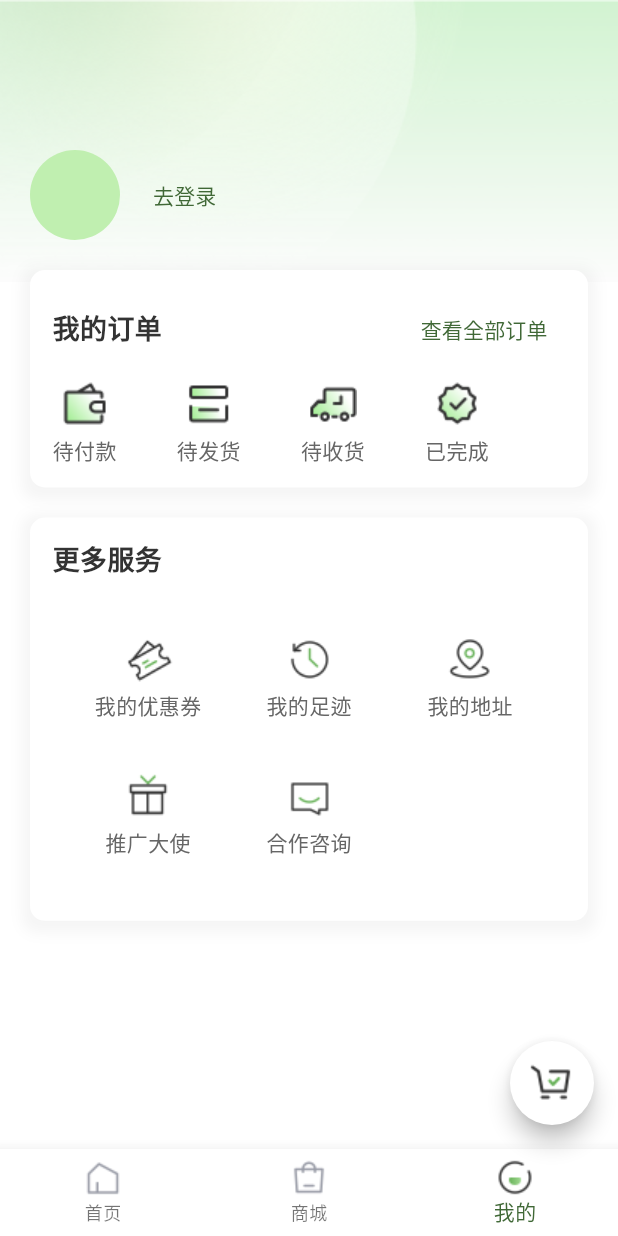
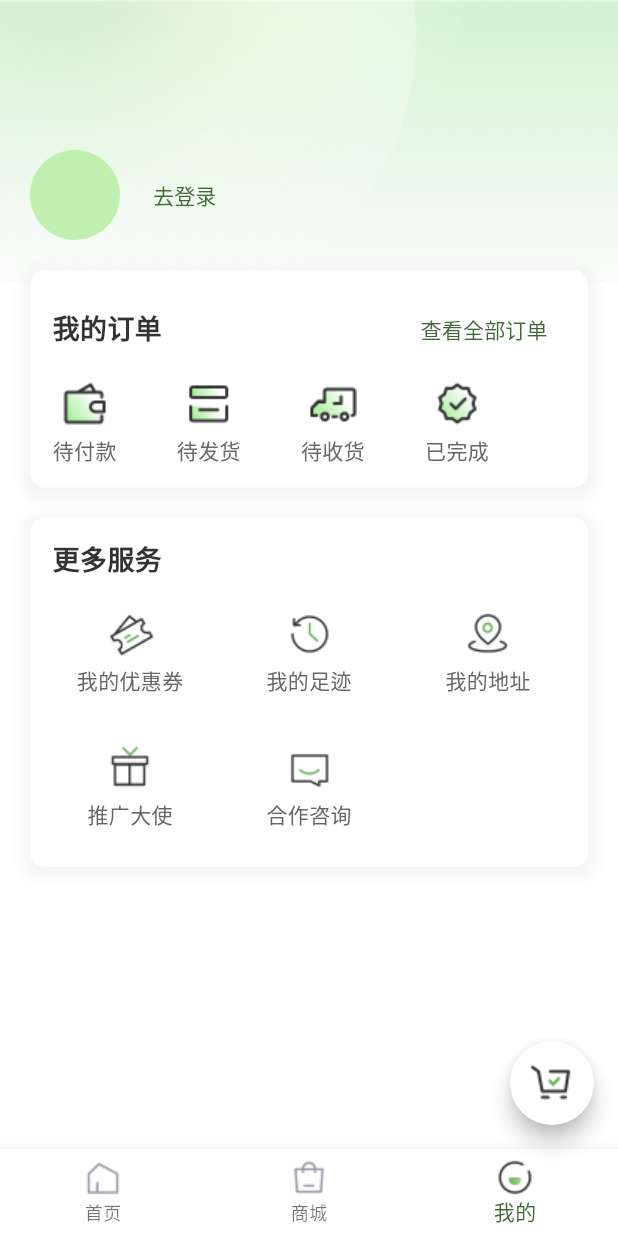
Before and after one commit to why2025315/ykd_app, a Flutter app: the MineScreen screen opened by its route, on a phone screen of 412 x 824 dp. Run offline on Flutter 3.47's test engine with Material 3 defaults, Android fonts, the phone set to English and light mode, and no system bars; our stand-ins replace cached_network_image, carousel_slider, dio, flutter_slidable, freezed_annotation, go_router and 2 more; missing offline and left inert: cart_stepper; accounts and stored records are empty; network calls fail.

Commit message:
feat: 优化布局

```diff
--- a/lib/ui/mime/widgets/mine_screen.dart
+++ b/lib/ui/mime/widgets/mine_screen.dart
@@ -117,11 +117,10 @@ class _MineScreenState extends State<MineScreen> {
                   child: GridView.count(
                     shrinkWrap: true,
                     physics: NeverScrollableScrollPhysics(),
-                    padding: const EdgeInsets.all(16), // 整体内边距
                     crossAxisCount: 3, // 核心：固定2列（横排数量）
-                    crossAxisSpacing: 12, // 列与列的间距
+                    crossAxisSpacing: 16, // 列与列的间距
                     mainAxisSpacing: 12, // 行与行的间距
-                    childAspectRatio: 1.2,
+                    childAspectRatio: 4 / 3,
                     children: [
                       IconLabel(
                         icon: Image.asset('assets/images/coupon.png'),
```
